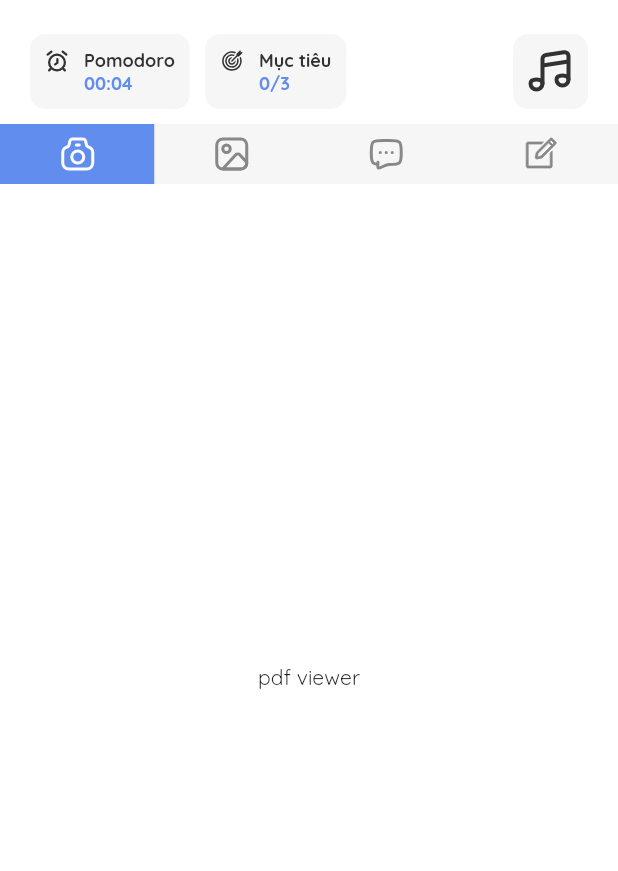
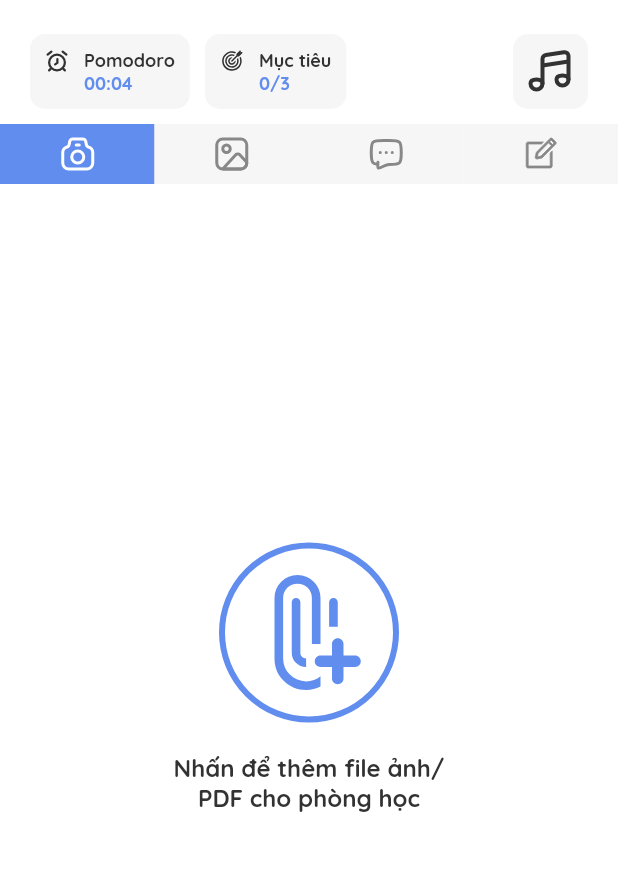
Before and after one commit to tadyuh76/studie, a Flutter app: the RoomScreen screen opened directly with empty values, swiped to page 2, on a phone screen of 412 x 824 dp, the part 65-936 px from its top. Run offline on Flutter 3.47's test engine with Material 2 defaults, Android fonts, the phone set to English and light mode, and no system bars; our stand-ins replace cloud_firestore, file_picker, firebase_auth, firebase_core, firebase_storage, flutter_riverpod and 6 more; missing offline and left inert: agora_rtc_engine, syncfusion_flutter_pdfviewer; accounts and stored records are empty; statements that could not run were skipped.

Commit message:
complete file view function

```diff
--- a/lib/screens/room_screen/tab_pages/camera_view.dart
+++ b/lib/screens/room_screen/tab_pages/camera_view.dart
@@ -196,6 +196,8 @@ class _State extends ConsumerState<CameraViewPage>
         bitrate: 0,
       ),
     );
+    await _engine.disableAudio();
+    await _engine.disableVideo();
     await _engine.startPreview();
     setState(() {
       _isReadyPreview = true;
--- a/lib/screens/room_screen/tab_pages/file_view.dart
+++ b/lib/screens/room_screen/tab_pages/file_view.dart
@@ -1,13 +1,142 @@
+import 'package:file_picker/file_picker.dart';
+import 'package:firebase_storage/firebase_storage.dart';
+import 'package:flutter/foundation.dart';
 import 'package:flutter/material.dart';
+import 'package:flutter_riverpod/flutter_riverpod.dart';
+import 'package:flutter_svg/svg.dart';
+import 'package:studie/constants/breakpoints.dart';
+import 'package:studie/constants/colors.dart';
+import 'package:studie/providers/room_provider.dart';
+import 'package:studie/screens/loading_screen/loading_screen.dart';
+import 'package:syncfusion_flutter_pdfviewer/pdfviewer.dart';
+import 'package:photo_view/photo_view.dart';
 
-class FileViewPage extends StatelessWidget {
+class FileViewPage extends ConsumerStatefulWidget {
   const FileViewPage({super.key});
 
   @override
+  ConsumerState<FileViewPage> createState() => _FileViewPageState();
+}
+
+class _FileViewPageState extends ConsumerState<FileViewPage>
+    with AutomaticKeepAliveClientMixin {
+  String? _fileUrl;
+  String? _fileType;
+  Uint8List? _filePicked;
+  bool loading = false;
+
+  bool get isPdf => _fileType == "pdf";
+  bool get picked => _filePicked != null;
+
+  @override
+  bool get wantKeepAlive => true;
+
+  Future<void> _pickFile() async {
+    setState(() => loading = true);
+
+    FilePickerResult? result = await FilePicker.platform.pickFiles(
+      type: FileType.custom,
+      allowedExtensions: ['jpg', 'pdf', 'png'],
+      allowMultiple: false,
+      withData: true,
+    );
+
+    if (result == null) return;
+
+    final file = result.files.first;
+    final fileBytes = file.bytes;
+    if (fileBytes == null) return;
+
+    try {
+      final roomId = ref.read(roomProvider).room!.id;
+      final fileDir = FirebaseStorage.instance.ref('$roomId/${file.name}');
+      final res = await fileDir.putData(fileBytes);
+      final fileUrl = await res.ref.getDownloadURL();
+      print("put file successfully");
+      _fileUrl = fileUrl;
+    } catch (e) {
+      print("error putting file on storage: $e");
+    }
+
+    setState(() {
+      _filePicked = fileBytes;
+      _fileType = file.extension;
+      loading = false;
+    });
+  }
+
+  @override
   Widget build(BuildContext context) {
-    // return SfPdfViewer.asset('assets/test.pdf');
-    return const Center(
-      child: Text('pdf viewer'),
+    super.build(context);
+    if (loading) return const LoadingScreen();
+
+    if (picked) {
+      return Scaffold(
+        body: isPdf
+            ? SfPdfViewer.memory(
+                _filePicked!,
+                controller: PdfViewerController(),
+                onDocumentLoadFailed: (details) =>
+                    print("loaded fail: $details"),
+              )
+            : PhotoView(
+                imageProvider: MemoryImage(_filePicked!),
+                backgroundDecoration: const BoxDecoration(color: kBlack),
+                minScale: PhotoViewComputedScale.contained,
+                maxScale: 2.0,
+              ),
+        floatingActionButton: Padding(
+          padding: const EdgeInsets.only(top: kDefaultPadding),
+          child: Opacity(
+            opacity: 0.8,
+            child: FloatingActionButton(
+              onPressed: _pickFile,
+              backgroundColor: kPrimaryColor,
+              child:
+                  SvgPicture.asset("assets/icons/file_add.svg", color: kWhite),
+            ),
+          ),
+        ),
+        floatingActionButtonLocation: FloatingActionButtonLocation.endTop,
+      );
+    }
+
+    return Center(
+      child: Column(
+        mainAxisSize: MainAxisSize.min,
+        children: [
+          GestureDetector(
+            onTap: _pickFile,
+            child: Container(
+              width: 120,
+              height: 120,
+              padding: const EdgeInsets.all(kMediumPadding),
+              decoration: BoxDecoration(
+                border: Border.all(width: 4, color: kPrimaryColor),
+                borderRadius: const BorderRadius.all(Radius.circular(100)),
+                // color: kPrimaryColor,
+              ),
+              child: SvgPicture.asset(
+                'assets/icons/file_add.svg',
+                color: kPrimaryColor,
+              ),
+            ),
+          ),
+          const SizedBox(height: kDefaultPadding),
+          const SizedBox(
+            width: 200,
+            child: Text(
+              "Nhấn để thêm file ảnh/PDF cho phòng học",
+              textAlign: TextAlign.center,
+              style: TextStyle(
+                fontSize: 16,
+                fontWeight: FontWeight.bold,
+                color: kBlack,
+              ),
+            ),
+          )
+        ],
+      ),
     );
   }
 }
--- a/pubspec.yaml
+++ b/pubspec.yaml
@@ -21,6 +21,9 @@ dependencies:
   syncfusion_flutter_pdfviewer: ^20.3.49
   agora_rtc_engine: ^6.0.0
   lottie: ^1.4.3
+  file_picker: ^5.2.2
+  firebase_storage: ^10.3.11
+  photo_view: ^0.14.0
 
 dev_dependencies:
   flutter_test:
```
Also changed, not shown: lib/screens/room_screen/room_screen.dart (+11 -11 lines), assets/icons/file_add.svg (added), pubspec.lock, 1 other file.
